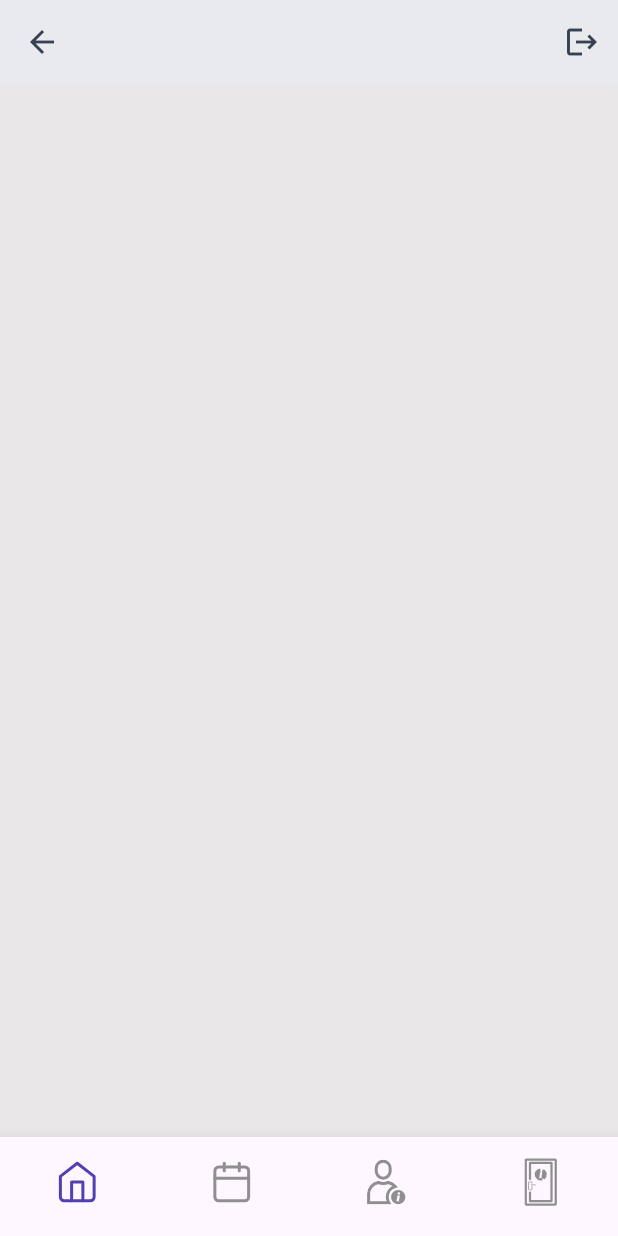
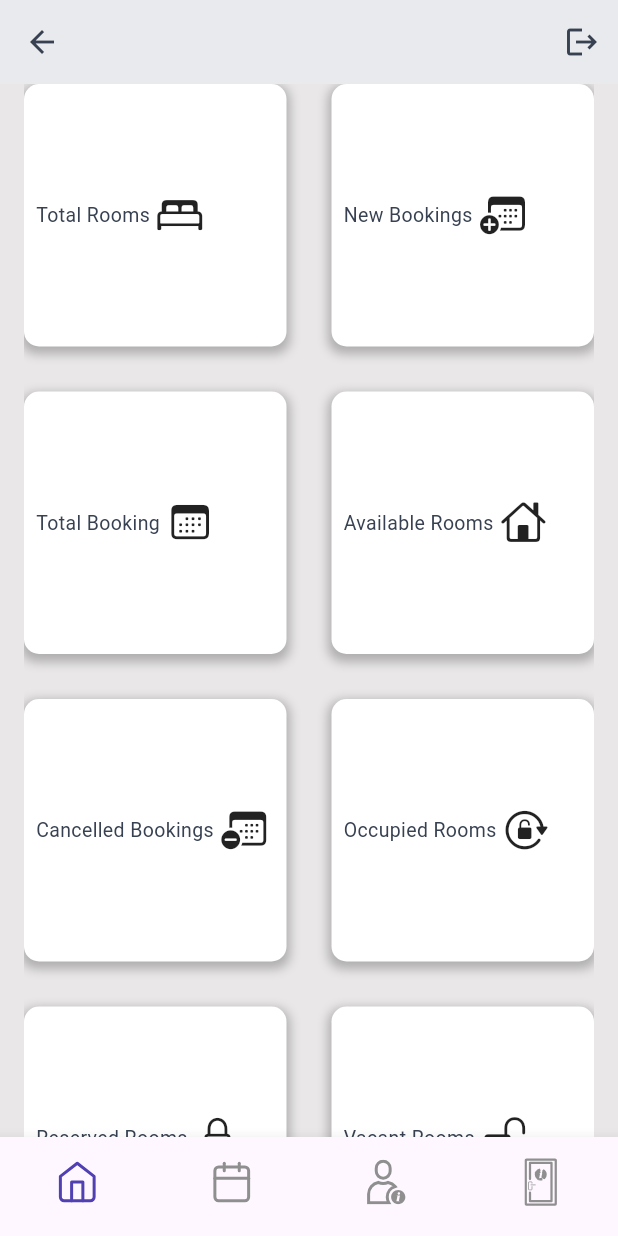
Before and after one commit to binayak33/saralnova, a Flutter app: the DashPanel screen opened by its route, on a phone screen of 412 x 824 dp. Run offline on Flutter 3.47's test engine with Material 3 defaults, Android fonts, the phone set to English and light mode, and no system bars; our stand-ins replace cached_network_image, flutter_slidable, flutter_svg, fluttertoast, get, get_storage and 3 more; missing offline and left inert: simple_fontellico_progress_dialog; accounts and stored records are empty; network calls fail; Roboto replaces fonts that are missing (Plus Jakarta Sans).

Commit message:
Fix : merge staff and sanju branch to roomType

```diff
--- a/lib/core/controllers/Home/home_controller.dart
+++ b/lib/core/controllers/Home/home_controller.dart
@@ -1,3 +1,16 @@
+import 'package:flutter/cupertino.dart';
 import 'package:get/get.dart';
+import 'package:saralnova/core/model/grid_builder_home.dart';
 
-class HomeController extends GetxController {}
+class HomeController extends GetxController {
+  List<Data> dashboardList = [
+    Data(icon: CupertinoIcons.bed_double, text: "Total Rooms"),
+    Data(icon: CupertinoIcons.calendar_badge_plus, text: "New Bookings"),
+    Data(icon: CupertinoIcons.calendar, text: "Total Booking"),
+    Data(icon: CupertinoIcons.house, text: "Available Rooms"),
+    Data(icon: CupertinoIcons.calendar_badge_minus, text: "Cancelled Bookings"),
+    Data(icon: CupertinoIcons.lock_rotation_open, text: "Occupied Rooms"),
+    Data(icon: CupertinoIcons.lock, text: "Reserved Rooms"),
+    Data(icon: CupertinoIcons.lock_open, text: "Vacant Rooms"),
+  ];
+}
--- /dev/null
+++ b/lib/core/model/grid_builder_home.dart
@@ -0,0 +1,11 @@
+import 'package:flutter/material.dart';
+
+class Data {
+  IconData icon;
+  String text;
+
+  Data({
+    required this.icon,
+    required this.text,
+  });
+}
--- a/lib/features/screens/Calendar/calander_screen.dart
+++ b/lib/features/screens/Calendar/calander_screen.dart
@@ -4,8 +4,7 @@ import 'package:get/get.dart';
 import 'package:saralnova/core/controllers/Calendar/calendar_controller.dart';
 import 'package:saralnova/core/utils/constants/colors.dart';
 import 'package:saralnova/core/utils/constants/custom_text_style.dart';
-import 'package:saralnova/core/utils/constants/enums.dart';
-import 'package:saralnova/features/widgets/common_widgets/facilityWidget.dart';
+import 'package:saralnova/features/widgets/common_widgets/hotel_feature_widget.dart';
 
 class CalendarScreen extends StatelessWidget {
   static const String routeName = "/calender-screen";
@@ -31,9 +30,8 @@ class CalendarScreen extends StatelessWidget {
           padding: const EdgeInsets.all(16),
           child: Column(
             children: [
-
               ListView.builder(
-                itemCount:10,
+                itemCount: 10,
                 shrinkWrap: true,
                 itemBuilder: (context, index) {
                   return Container(
@@ -49,9 +47,7 @@ class CalendarScreen extends StatelessWidget {
                           children: [
                             SlidableAction(
                               padding: EdgeInsets.zero,
-                              onPressed: (value) {
-
-                              },
+                              onPressed: (value) {},
                               backgroundColor: AppColors.orangeColor,
                               foregroundColor: Colors.white,
                               icon: Icons.edit,
@@ -63,8 +59,7 @@ class CalendarScreen extends StatelessWidget {
                                 bottomRight: Radius.circular(4),
                               ),
                               padding: EdgeInsets.zero,
-                              onPressed: (value) {
-                              },
+                              onPressed: (value) {},
                               backgroundColor: AppColors.errorColor,
                               foregroundColor: Colors.white,
                               icon: Icons.delete,
@@ -72,22 +67,19 @@ class CalendarScreen extends StatelessWidget {
                             ),
                           ],
                         ),
-                        child: FacilityWidget(
+                        child: HotelFeatureWidget(
                           title: "hahaha",
-
-                            )),
+                        )),
                   );
                 },
               ),
-
             ],
           ),
         ),
       ),
       floatingActionButton: InkResponse(
         radius: 20,
-        onTap: () {
-        },
+        onTap: () {},
         child: Container(
           padding: const EdgeInsets.all(10),
           decoration: BoxDecoration(
--- a/lib/features/screens/Home/home_screen.dart
+++ b/lib/features/screens/Home/home_screen.dart
@@ -1,9 +1,12 @@
 import 'package:flutter/material.dart';
 import 'package:get/get.dart';
+import 'package:saralnova/core/controllers/Home/home_controller.dart';
 import 'package:saralnova/core/controllers/Splash/core_controller.dart';
 
 class HomeScreen extends StatelessWidget {
-  const HomeScreen({super.key});
+  final c = Get.put(HomeController());
+
+  HomeScreen({super.key});
 
   @override
   Widget build(BuildContext context) {
@@ -17,6 +20,70 @@ class HomeScreen extends StatelessWidget {
               icon: Icon(Icons.logout))
         ],
       ),
+      body: Padding(
+        padding: const EdgeInsets.symmetric(horizontal: 16),
+        child: GridView.builder(
+          itemCount: c.dashboardList.length,
+          gridDelegate: SliverGridDelegateWithFixedCrossAxisCount(
+            crossAxisCount: 2,
+            crossAxisSpacing: 30,
+            mainAxisSpacing: 30,
+          ),
+          itemBuilder: (context, index) {
+            var data = c.dashboardList[index];
+            return HomePageBox(title: data.text, icon: data.icon);
+          },
+        ),
+      ),
     );
   }
 }
+
+class HomePageBox extends StatelessWidget {
+  final String? title;
+  final IconData? icon;
+  const HomePageBox({super.key, this.title, this.icon});
+
+  @override
+  Widget build(BuildContext context) {
+    return Container(
+      height: 50,
+      width: double.infinity,
+      decoration: BoxDecoration(
+        borderRadius: BorderRadius.circular(10),
+        color: Colors.white,
+        boxShadow: [
+          BoxShadow(
+            color: Color.fromARGB(255, 41, 41, 41).withOpacity(0.3),
+            spreadRadius: 2,
+            blurRadius: 5,
+            offset: Offset(0, 3),
+          ),
+        ],
+      ),
+      child: Padding(
+        padding: const EdgeInsets.all(8.0),
+        child: Row(
+          mainAxisAlignment: MainAxisAlignment.start,
+          children: [
+            Text(
+              "$title",
+              style: TextStyle(
+                fontSize: 13,
+              ),
+            ),
+            SizedBox(width: 5),
+            Container(
+              child: Icon(
+                icon ??
+                    Icons
+                        .error, // Default to an error icon if no icon is provided
+                size: 30,
+              ),
+            ),
+          ],
+        ),
+      ),
+    );
+  }
+}
```
